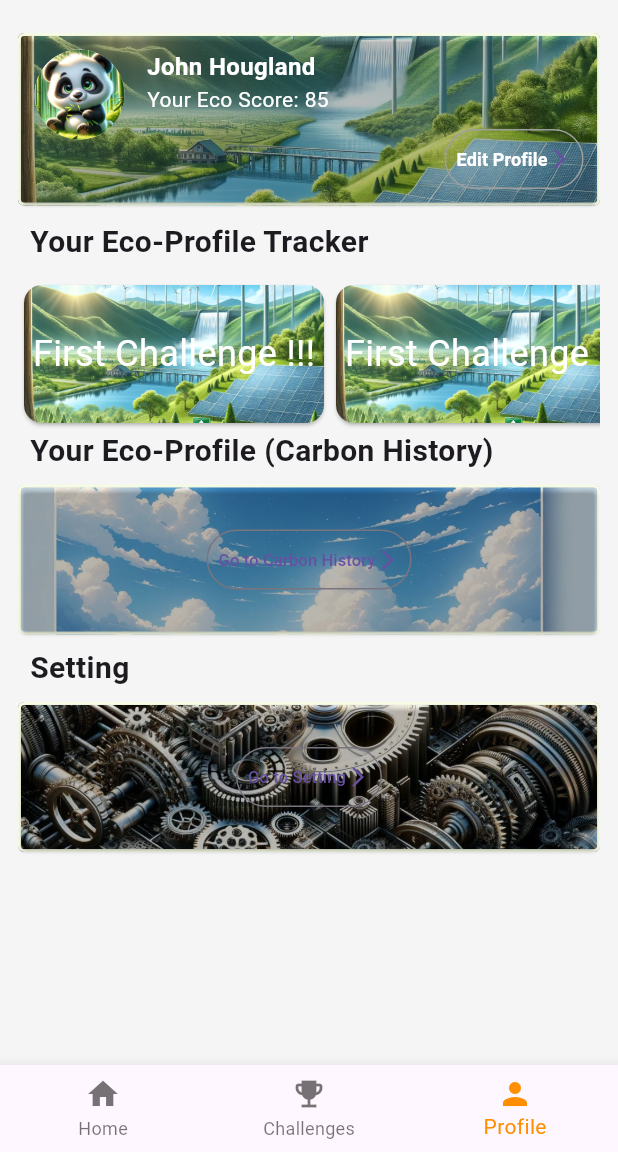
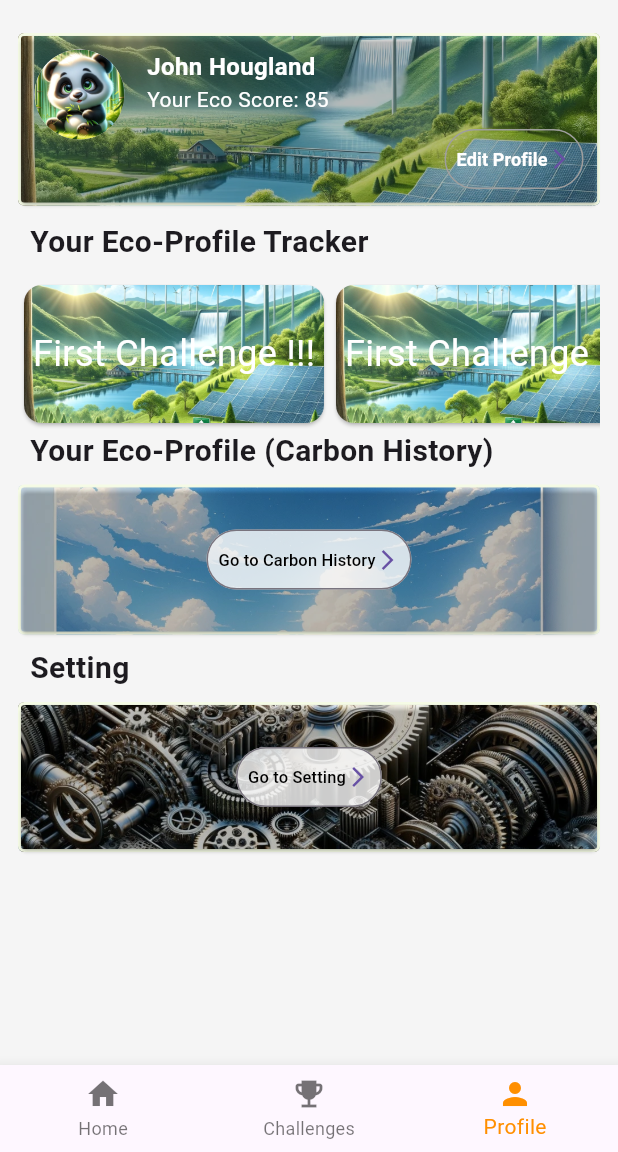
Before and after one commit to ThePandaGroup/Eco-Panda, a Flutter app: the screen it shows after launch, item 3 of the bottom bar chosen, on a phone screen of 412 x 824 dp, the part 84-1236 px from its top. Run offline on Flutter 3.47's test engine with Material 3 defaults, Android fonts, the phone set to English and light mode, and no system bars; our stand-ins replace fl_chart, geolocator, google_maps_flutter, image_picker; missing offline and left inert: flutter_polyline_points.

Commit message:
update button readability

```diff
--- a/eco_panda/lib/eprofile.dart
+++ b/eco_panda/lib/eprofile.dart
@@ -1,7 +1,6 @@
 import 'package:flutter/material.dart';
 import './page_template.dart';
 import './ecarbon_history.dart';
-import './emap_nav.dart';
 import './esettings.dart';
 
 // Alex is doing it lmao
@@ -245,13 +244,14 @@ class CustomOutlinedButton extends StatelessWidget {
         );
       },
       style: OutlinedButton.styleFrom(
+        backgroundColor: Colors.white.withOpacity(0.8),
         padding: const EdgeInsets.symmetric(horizontal: 8, vertical: 4),
         tapTargetSize: MaterialTapTargetSize.shrinkWrap,
       ),
       child: Row(
         mainAxisSize: MainAxisSize.min,
         children: <Widget>[
-          Text(pageName, style: const TextStyle(fontSize: 11)),
+          Text(pageName, style: const TextStyle(fontSize: 11, color: Colors.black)),
           const Icon(Icons.arrow_forward_ios, size: 16.0),
         ],
       ),
```
